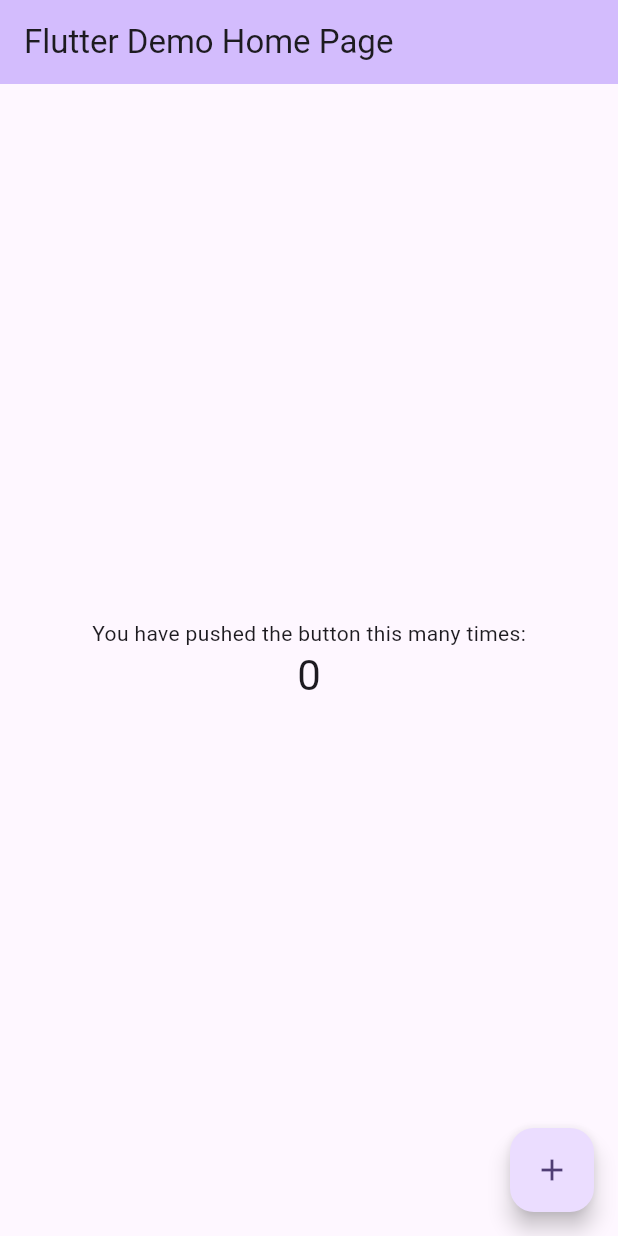
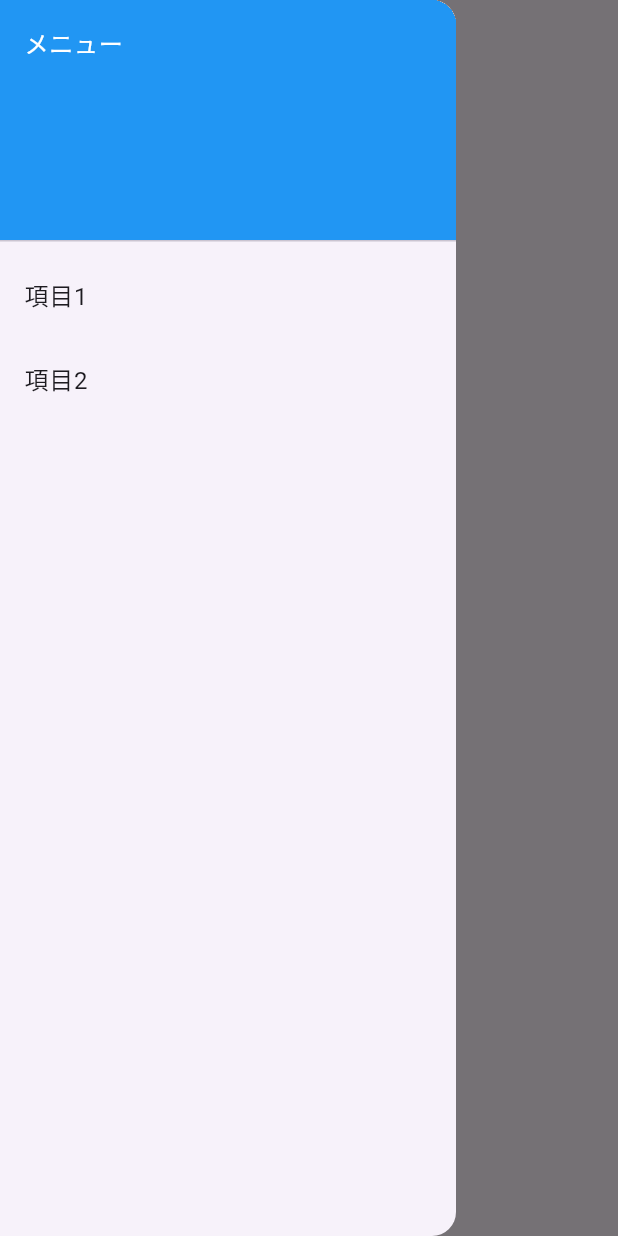
Before and after one commit to IOshirai/KintaiAppByFlutter, a Flutter app: the screen it shows after launch, with the side drawer open (before the commit the screen has no drawer), on a phone screen of 412 x 824 dp. Run offline on Flutter 3.47's test engine with Material 3 defaults, Android fonts, the phone set to English and light mode, and no system bars; our stand-ins replace go_router.

Commit message:
各画面のベースとなるクラスを作成
・base_view.dart
　各画面のクラスで、StatefulWidgetとStateを継承して使用する。
　全画面共通で使用する処理を定義していくが、現時点では以下3つの処理のみ。
　　・ログイン画面へ遷移
　　・全体プログレスの表示切替
　　・メニュー表示の制御

・view_top.dart, view_login.dart
　BaseViewを継承したクラス。
　現状childは仮置きでデザインが適当。

・main.dart
　アプリ実行時に呼び出されるクラスで、画面遷移の設定をする。
　画面を新規で追加した際は、GoRoute()でpathとbuilderを設定すること。

・その他
　go_touterライブラリを追加。
　　→画面遷移に使用するライブラリで、pathを定義できるようになる

```diff
--- /dev/null
+++ b/app/lib/base_view.dart
@@ -0,0 +1,104 @@
+import 'package:flutter/material.dart';
+import 'package:go_router/go_router.dart';
+
+abstract class BaseView extends StatefulWidget {
+  const BaseView({
+    super.key
+  });
+}
+
+/// 各画面で共通して使用する処理を呼び出すためのインターフェース
+class BaseViewController {
+  void Function()? redirectToLogin;
+  void Function(bool isVisible)? showLoading;
+}
+
+abstract class BaseViewState extends State<BaseView> {
+  final BaseViewController controller = BaseViewController();
+  bool _isMenuVisible = true;
+  bool _isProgressVisible = false;
+
+  @override
+  void initState() { // 画面表示時の処理を記載
+    super.initState();
+
+    // 各画面共通で使用する処理のインターフェースを設定
+    controller.redirectToLogin = redirectToLogin;
+    controller.showLoading = setProgressVisibility;
+
+    WidgetsBinding.instance.addPostFrameCallback((_) {
+      // 画面表示完了時に呼び出す処理を記載
+    });
+  }
+
+  @override
+  void dispose() {
+    // 画面が閉じられる時に呼び出す処理を記載
+    super.dispose();
+  }
+
+  /// 左上のメニューを表示するか？
+  /// trueの場合は表示
+  void setMenuVisibility(bool visible) {
+    setState(() {
+      _isMenuVisible = visible;
+    });
+  }
+
+  /// 全体プログレスを表示するか？
+  /// trueの場合は表示
+  void setProgressVisibility(bool visible) {
+    setState(() {
+      _isProgressVisible = visible;
+    });
+  }
+
+  /// ログイン画面を表示
+  void redirectToLogin() {
+    context.go('/login');
+  }
+
+  /// ベースとなるレイアウトの定義
+  Widget buildBaseLayout({String title = '', required Widget child}) {
+    return Scaffold(
+      appBar: AppBar(
+        title: Text(title),
+        leading: _isMenuVisible ? Builder(
+          builder: (context) =>
+              IconButton(
+                icon: const Icon(Icons.menu),
+                onPressed: () => Scaffold.of(context).openDrawer(),
+              ),
+        ): null,
+      ),
+      drawer: _isMenuVisible ? Drawer( //
+        child: ListView(
+          padding: EdgeInsets.zero,
+          children: const [
+            DrawerHeader(
+              decoration: BoxDecoration(color: Colors.blue),
+              child: Text('メニュー', style: TextStyle(color: Colors.white)),
+            ),
+            ListTile(title: Text('項目1')),
+            ListTile(title: Text('項目2')),
+          ],
+        ),
+      ): null,
+      body: Stack(
+        children: [
+          child,
+          if (_isProgressVisible) // プログレス表示
+            AbsorbPointer(
+              absorbing: true,
+              child: Container(
+                color: Colors.black45,
+                child: const Center(
+                  child: CircularProgressIndicator(),
+                ),
+              ),
+            ),
+        ],
+      ),
+    );
+  }
+}
--- a/app/lib/main.dart
+++ b/app/lib/main.dart
@@ -1,122 +1,37 @@
 import 'package:flutter/material.dart';
+import 'package:go_router/go_router.dart';
+
+import 'view_login.dart';
+import 'view_top.dart';
 
 void main() {
-  runApp(const MyApp());
+  runApp(const Main());
 }
 
-class MyApp extends StatelessWidget {
-  const MyApp({super.key});
+/// 画面定義
+final _router = GoRouter(
+  initialLocation: '/', // 初期表示画面
+  routes: [
+    GoRoute( // Top画面
+      path: '/',
+      builder: (context, state) => const ViewTop(),
+    ),
+    GoRoute( // ログイン画面
+      path: '/login',
+      builder: (context, state) => const ViewLogin(),
+    ),
+  ],
+);
 
-  // This widget is the root of your application.
+/// エントリーポイントとなるクラス
+class Main extends StatelessWidget {
+  const Main({super.key});
+
   @override
   Widget build(BuildContext context) {
-    return MaterialApp(
-      title: 'Flutter Demo',
-      theme: ThemeData(
-        // This is the theme of your application.
-        //
-        // TRY THIS: Try running your application with "flutter run". You'll see
-        // the application has a purple toolbar. Then, without quitting the app,
-        // try changing the seedColor in the colorScheme below to Colors.green
-        // and then invoke "hot reload" (save your changes or press the "hot
-        // reload" button in a Flutter-supported IDE, or press "r" if you used
-        // the command line to start the app).
-        //
-        // Notice that the counter didn't reset back to zero; the application
-        // state is not lost during the reload. To reset the state, use hot
-        // restart instead.
-        //
-        // This works for code too, not just values: Most code changes can be
-        // tested with just a hot reload.
-        colorScheme: ColorScheme.fromSeed(seedColor: Colors.deepPurple),
-      ),
-      home: const MyHomePage(title: 'Flutter Demo Home Page'),
+    return MaterialApp.router(
+      title: "勤怠管理システム（仮）",
+      routerConfig: _router,
     );
   }
 }
-
-class MyHomePage extends StatefulWidget {
-  const MyHomePage({super.key, required this.title});
-
-  // This widget is the home page of your application. It is stateful, meaning
-  // that it has a State object (defined below) that contains fields that affect
-  // how it looks.
-
-  // This class is the configuration for the state. It holds the values (in this
-  // case the title) provided by the parent (in this case the App widget) and
-  // used by the build method of the State. Fields in a Widget subclass are
-  // always marked "final".
-
-  final String title;
-
-  @override
-  State<MyHomePage> createState() => _MyHomePageState();
-}
-
-class _MyHomePageState extends State<MyHomePage> {
-  int _counter = 0;
-
-  void _incrementCounter() {
-    setState(() {
-      // This call to setState tells the Flutter framework that something has
-      // changed in this State, which causes it to rerun the build method below
-      // so that the display can reflect the updated values. If we changed
-      // _counter without calling setState(), then the build method would not be
-      // called again, and so nothing would appear to happen.
-      _counter++;
-    });
-  }
-
-  @override
-  Widget build(BuildContext context) {
-    // This method is rerun every time setState is called, for instance as done
-    // by the _incrementCounter method above.
-    //
-    // The Flutter framework has been optimized to make rerunning build methods
-    // fast, so that you can just rebuild anything that needs updating rather
-    // than having to individually change instances of widgets.
-    return Scaffold(
-      appBar: AppBar(
-        // TRY THIS: Try changing the color here to a specific color (to
-        // Colors.amber, perhaps?) and trigger a hot reload to see the AppBar
-        // change color while the other colors stay the same.
-        backgroundColor: Theme.of(context).colorScheme.inversePrimary,
-        // Here we take the value from the MyHomePage object that was created by
-        // the App.build method, and use it to set our appbar title.
-        title: Text(widget.title),
-      ),
-      body: Center(
-        // Center is a layout widget. It takes a single child and positions it
-        // in the middle of the parent.
-        child: Column(
-          // Column is also a layout widget. It takes a list of children and
-          // arranges them vertically. By default, it sizes itself to fit its
-          // children horizontally, and tries to be as tall as its parent.
-          //
-          // Column has various properties to control how it sizes itself and
-          // how it positions its children. Here we use mainAxisAlignment to
-          // center the children vertically; the main axis here is the vertical
-          // axis because Columns are vertical (the cross axis would be
-          // horizontal).
-          //
-          // TRY THIS: Invoke "debug painting" (choose the "Toggle Debug Paint"
-          // action in the IDE, or press "p" in the console), to see the
-          // wireframe for each widget.
-          mainAxisAlignment: MainAxisAlignment.center,
-          children: <Widget>[
-            const Text('You have pushed the button this many times:'),
-            Text(
-              '$_counter',
-              style: Theme.of(context).textTheme.headlineMedium,
-            ),
-          ],
-        ),
-      ),
-      floatingActionButton: FloatingActionButton(
-        onPressed: _incrementCounter,
-        tooltip: 'Increment',
-        child: const Icon(Icons.add),
-      ), // This trailing comma makes auto-formatting nicer for build methods.
-    );
-  }
-}
--- /dev/null
+++ b/app/lib/view_top.dart
@@ -0,0 +1,33 @@
+import 'package:flutter/material.dart';
+
+import 'base_view.dart';
+
+class ViewTop extends BaseView {
+  const ViewTop({super.key});
+
+  @override
+  State createState() => _ViewTopState();
+}
+
+class _ViewTopState extends BaseViewState {
+  @override
+  Widget build(BuildContext context) {
+    return buildBaseLayout(
+      title: 'ホーム',
+      // childに画面レイアウトを記載
+      child: Center(
+        child: Column(
+          mainAxisSize: MainAxisSize.min,
+          children: [
+            ElevatedButton(
+              onPressed: () {
+                controller.redirectToLogin?.call();
+              },
+              child: const Text('ログインへ遷移'),
+            ),
+          ],
+        ),
+      ),
+    );
+  }
+}
--- a/app/pubspec.yaml
+++ b/app/pubspec.yaml
@@ -30,6 +30,9 @@ environment:
 dependencies:
   flutter:
     sdk: flutter
+
+  # urlのpathを制御するために使用
+  go_router: ^13.0.1
 
   # The following adds the Cupertino Icons font to your application.
   # Use with the CupertinoIcons class for iOS style icons.
```
Also changed, not shown: app/lib/view_login.dart (added, +29 -0 lines), 1 other file.
